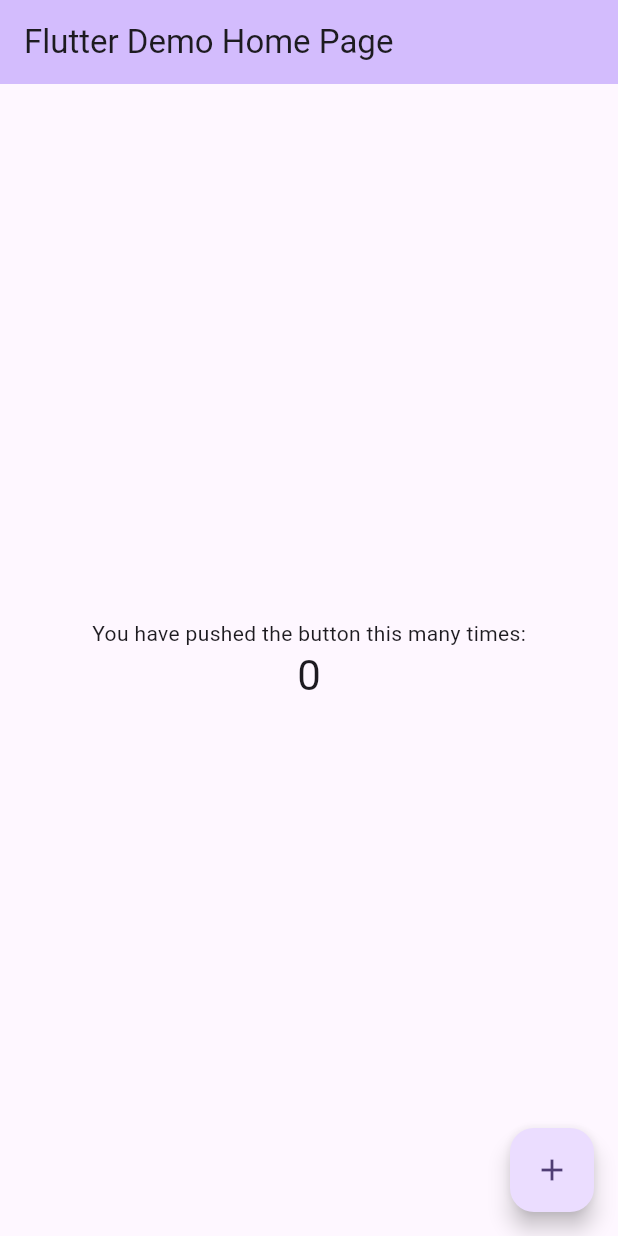
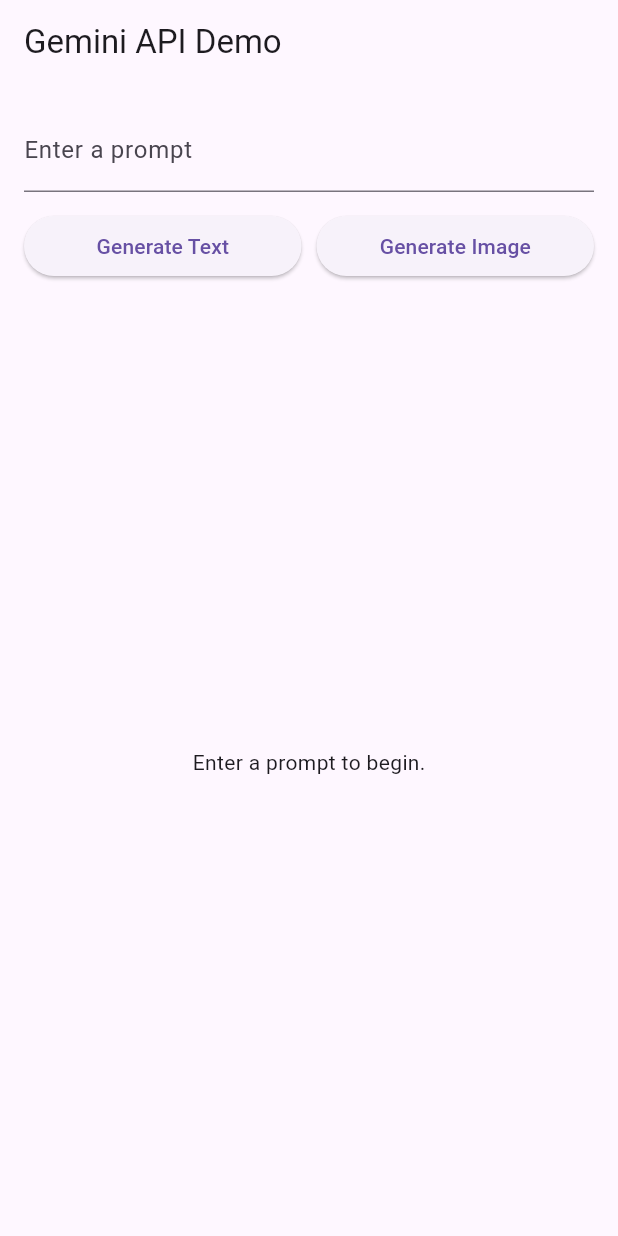
Before and after one commit to AbdulMoiz5702/TalkWise, a Flutter app: the screen it shows after launch, on a phone screen of 412 x 824 dp. Run offline on Flutter 3.47's test engine with Material 3 defaults, Android fonts, the phone set to English and light mode, and no system bars; our stand-ins replace flutter_bloc, hydrated_bloc.

Commit message:
Views_added

```diff
--- /dev/null
+++ b/lib/Views/Screens/gemini_page.dart
@@ -0,0 +1,85 @@
+import 'dart:convert';
+import 'package:flutter/material.dart';
+import 'package:flutter_bloc/flutter_bloc.dart';
+
+import '../../Bloc/chat_bot_bloc.dart';
+import '../../Bloc/chat_bot_event.dart';
+import '../../Bloc/chat_bot_state.dart';
+
+
+class GeminiPage extends StatefulWidget {
+  const GeminiPage({super.key});
+  @override
+  _GeminiPageState createState() => _GeminiPageState();
+}
+
+class _GeminiPageState extends State<GeminiPage> {
+  final TextEditingController _controller = TextEditingController();
+  @override
+  Widget build(BuildContext context) {
+    return Scaffold(
+      appBar: AppBar(title: Text('Gemini API Demo')),
+      body: Padding(
+        padding: const EdgeInsets.all(16),
+        child: Column(
+          children: [
+            TextField(
+              controller: _controller,
+              decoration: InputDecoration(labelText: 'Enter a prompt'),
+            ),
+            SizedBox(height: 12),
+            Row(
+              children: [
+                Expanded(
+                  child: ElevatedButton(
+                    onPressed: () {
+                      context.read<GeminiBloc>().add(GenerateTextEvent(_controller.text));
+                    },
+                    child: Text('Generate Text'),
+                  ),
+                ),
+                SizedBox(width: 10),
+                Expanded(
+                  child: ElevatedButton(
+                    onPressed: () {
+                      context
+                          .read<GeminiBloc>()
+                          .add(GenerateImageEvent(_controller.text));
+                    },
+                    child: Text('Generate Image'),
+                  ),
+                ),
+              ],
+            ),
+            SizedBox(height: 20),
+            Expanded(
+              child: BlocBuilder<GeminiBloc, GeminiState>(
+                builder: (context, state) {
+                  if (state is GeminiLoading) {
+                    return Center(child: CircularProgressIndicator());
+                  }
+                  if (state is GeminiTextGenerated) {
+                    return SingleChildScrollView(
+                      child: Text(state.text, style: TextStyle(fontSize: 16)),
+                    );
+                  }
+                  if (state is GeminiImageGenerated) {
+                    return Image.memory(
+                      base64Decode(state.base64Image),
+                    );
+                  }
+                  if (state is GeminiError) {
+                    return Center(
+                        child: Text('Error: ${state.message}',
+                            style: TextStyle(color: Colors.red)));
+                  }
+                  return Center(child: Text('Enter a prompt to begin.'));
+                },
+              ),
+            ),
+          ],
+        ),
+      ),
+    );
+  }
+}
--- a/lib/main.dart
+++ b/lib/main.dart
@@ -1,4 +1,8 @@
 import 'package:flutter/material.dart';
+import 'package:flutter_bloc/flutter_bloc.dart';
+
+import 'Bloc/chat_bot_bloc.dart';
+import 'Views/Screens/gemini_page.dart';
 
 void main() {
   runApp(const MyApp());
@@ -7,116 +11,16 @@ void main() {
 class MyApp extends StatelessWidget {
   const MyApp({super.key});
 
-  // This widget is the root of your application.
   @override
   Widget build(BuildContext context) {
+    final String apiKey = "AIzaSyCMR2i47-GUdT3NF6nJBsEbfdNKBQKt9SM";
     return MaterialApp(
-      title: 'Flutter Demo',
-      theme: ThemeData(
-        // This is the theme of your application.
-        //
-        // TRY THIS: Try running your application with "flutter run". You'll see
-        // the application has a purple toolbar. Then, without quitting the app,
-        // try changing the seedColor in the colorScheme below to Colors.green
-        // and then invoke "hot reload" (save your changes or press the "hot
-        // reload" button in a Flutter-supported IDE, or press "r" if you used
-        // the command line to start the app).
-        //
-        // Notice that the counter didn't reset back to zero; the application
-        // state is not lost during the reload. To reset the state, use hot
-        // restart instead.
-        //
-        // This works for code too, not just values: Most code changes can be
-        // tested with just a hot reload.
-        colorScheme: ColorScheme.fromSeed(seedColor: Colors.deepPurple),
+      title: 'Gemini Demo',
+      theme: ThemeData(primarySwatch: Colors.blue),
+      home: BlocProvider(
+        create: (_) => GeminiBloc(apiKey: apiKey),
+        child: GeminiPage(),
       ),
-      home: const MyHomePage(title: 'Flutter Demo Home Page'),
     );
   }
 }
-
-class MyHomePage extends StatefulWidget {
-  const MyHomePage({super.key, required this.title});
-
-  // This widget is the home page of your application. It is stateful, meaning
-  // that it has a State object (defined below) that contains fields that affect
-  // how it looks.
-
-  // This class is the configuration for the state. It holds the values (in this
-  // case the title) provided by the parent (in this case the App widget) and
-  // used by the build method of the State. Fields in a Widget subclass are
-  // always marked "final".
-
-  final String title;
-
-  @override
-  State<MyHomePage> createState() => _MyHomePageState();
-}
-
-class _MyHomePageState extends State<MyHomePage> {
-  int _counter = 0;
-
-  void _incrementCounter() {
-    setState(() {
-      // This call to setState tells the Flutter framework that something has
-      // changed in this State, which causes it to rerun the build method below
-      // so that the display can reflect the updated values. If we changed
-      // _counter without calling setState(), then the build method would not be
-      // called again, and so nothing would appear to happen.
-      _counter++;
-    });
-  }
-
-  @override
-  Widget build(BuildContext context) {
-    // This method is rerun every time setState is called, for instance as done
-    // by the _incrementCounter method above.
-    //
-    // The Flutter framework has been optimized to make rerunning build methods
-    // fast, so that you can just rebuild anything that needs updating rather
-    // than having to individually change instances of widgets.
-    return Scaffold(
-      appBar: AppBar(
-        // TRY THIS: Try changing the color here to a specific color (to
-        // Colors.amber, perhaps?) and trigger a hot reload to see the AppBar
-        // change color while the other colors stay the same.
-        backgroundColor: Theme.of(context).colorScheme.inversePrimary,
-        // Here we take the value from the MyHomePage object that was created by
-        // the App.build method, and use it to set our appbar title.
-        title: Text(widget.title),
-      ),
-      body: Center(
-        // Center is a layout widget. It takes a single child and positions it
-        // in the middle of the parent.
-        child: Column(
-          // Column is also a layout widget. It takes a list of children and
-          // arranges them vertically. By default, it sizes itself to fit its
-          // children horizontally, and tries to be as tall as its parent.
-          //
-          // Column has various properties to control how it sizes itself and
-          // how it positions its children. Here we use mainAxisAlignment to
-          // center the children vertically; the main axis here is the vertical
-          // axis because Columns are vertical (the cross axis would be
-          // horizontal).
-          //
-          // TRY THIS: Invoke "debug painting" (choose the "Toggle Debug Paint"
-          // action in the IDE, or press "p" in the console), to see the
-          // wireframe for each widget.
-          mainAxisAlignment: MainAxisAlignment.center,
-          children: <Widget>[
-            const Text('You have pushed the button this many times:'),
-            Text(
-              '$_counter',
-              style: Theme.of(context).textTheme.headlineMedium,
-            ),
-          ],
-        ),
-      ),
-      floatingActionButton: FloatingActionButton(
-        onPressed: _incrementCounter,
-        tooltip: 'Increment',
-        child: const Icon(Icons.add),
-      ), // This trailing comma makes auto-formatting nicer for build methods.
-    );
-  }
-}
```
